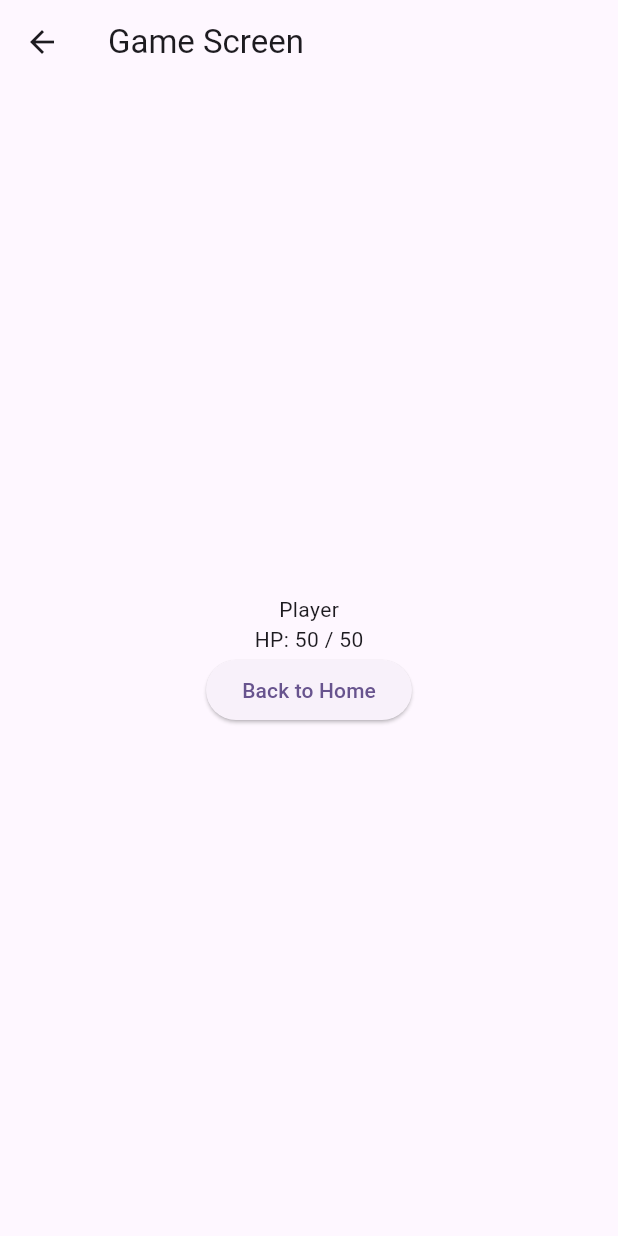
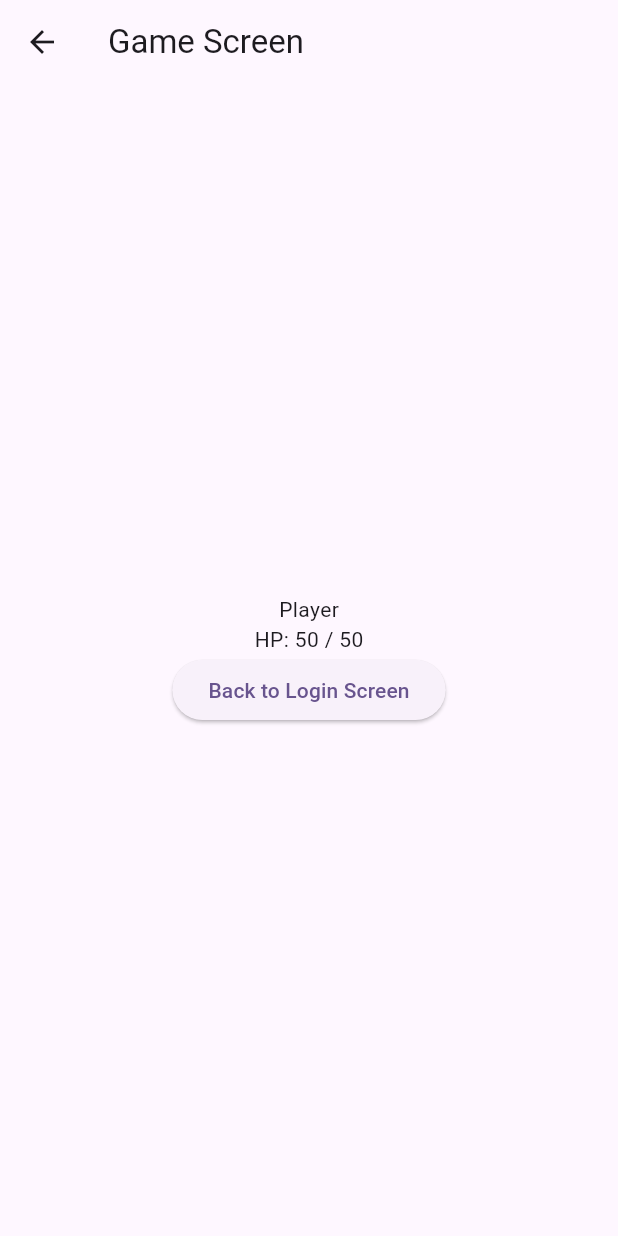
Before and after one commit to Vatalka/ArenaGame, a Flutter app: the GameScreen screen opened by its route, on a phone screen of 412 x 824 dp. Run offline on Flutter 3.47's test engine with Material 3 defaults, Android fonts, the phone set to English and light mode, and no system bars; our stand-ins replace flutter_modular, flutter_riverpod, freezed_annotation.

Commit message:
Separated CharacterRepository from CharacterRepositoryImpl. Removed unused screens.

```diff
--- a/lib/features/auth/presentation/game_screen.dart
+++ b/lib/features/auth/presentation/game_screen.dart
@@ -7,9 +7,7 @@ class GameScreen extends StatelessWidget {
 
   @override
   Widget build(BuildContext context) {
-    final characterService = Modular.get<CharacterRepository>();
-
-    final character = characterService.getHero();
+    final character = Modular.get<CharacterRepository>().getHero();
 
     return Scaffold(
       appBar: AppBar(title: Text('Game Screen')),
@@ -21,7 +19,7 @@ class GameScreen extends StatelessWidget {
             Text('HP: ${character.currentHp} / ${character.maxHp}'),
             ElevatedButton(
               onPressed: () => Modular.to.navigate('/'),
-              child: Text('Back to Home'),
+              child: Text('Back to Login Screen'),
             ),
           ],
         ),
--- a/lib/features/character/domain/repositories/character_repository.dart
+++ b/lib/features/character/domain/repositories/character_repository.dart
@@ -1,15 +1,5 @@
 import '../entities/character.dart';
 
-class CharacterRepository {
-  Character getHero() {
-    return Character.createDefault('Player');
-
-    // На майбутнє: якщо дані будуть з мережі/БД
-    //Future<Character> loadHeroFromStorage() async {
-    // Припустимо, ми завантажили тільки сирі цифри
-    // { "name": "Warrior", "vitality": 10, "currentHp": 85 }
-    //final json = await _someApi.fetchData();
-    //return Character.fromJson(json);
-    // Тут maxHp все одно підтягнеться через геттер автоматично!
-  }
+abstract class CharacterRepository {
+  Character getHero();
 }
--- a/lib/main.dart
+++ b/lib/main.dart
@@ -1,8 +1,9 @@
 import 'package:arena_game/features/auth/presentation/login_screen.dart';
 import 'package:arena_game/features/auth/presentation/game_screen.dart';
-import 'package:arena_game/features/character/domain/repositories/character_repository.dart';
+import 'package:arena_game/features/character/data/repositories/character_repository_impl.dart';
 import 'package:flutter/material.dart';
 import 'package:flutter_modular/flutter_modular.dart';
+import 'features/character/domain/repositories/character_repository.dart';
 
 void main() {
   runApp(ModularApp(module: AppModule(), child: MyApp()));
@@ -11,7 +12,7 @@ void main() {
 class AppModule extends Module {
   @override
   void binds(i) {
-    i.addLazySingleton(CharacterRepository.new);
+    i.addLazySingleton<CharacterRepository>(CharacterRepositoryImpl.new);
   }
 
   @override
```
Also changed, not shown: lib/features/battle/presentation/battle_screen.dart (deleted, +0 -34 lines), lib/features/character/data/repositories/character_provider.dart (deleted, +0 -19 lines), lib/features/character/data/repositories/character_repository_impl.dart (added, +9 -0 lines), lib/features/character/presentation/character_screen.dart (deleted, +0 -42 lines).
